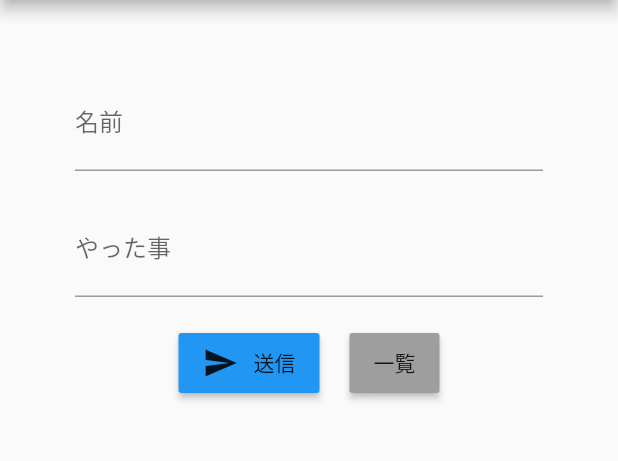
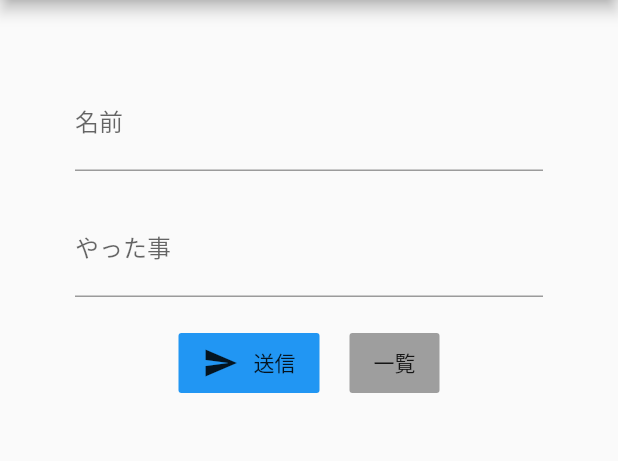
Before and after one commit to nanakamado/studyLogApp, a Flutter app: the screen it shows after launch, on a phone screen of 412 x 824 dp, the part 84-545 px from its top. Run offline on Flutter 3.47's test engine with Material 2 defaults, Android fonts, the phone set to English and light mode, and no system bars.

Commit message:
fix: RaisedButton → FlatButton

```diff
--- a/study_log_app/lib/main.dart
+++ b/study_log_app/lib/main.dart
@@ -78,7 +78,7 @@ class _MyHomePageState extends State<MyHomePage> {
                 child: Row(
                   mainAxisAlignment: MainAxisAlignment.center,
                   children: <Widget>[
-                    RaisedButton(
+                    FlatButton(
                       onPressed: _submission,
                       color: Colors.blue,
                       child: Row(
@@ -90,7 +90,7 @@ class _MyHomePageState extends State<MyHomePage> {
                       ),
                     ),
                     SizedBox(width: 20.0,),
-                    RaisedButton(
+                    FlatButton(
                       onPressed: _getText,
                       color: Colors.grey,
                       child: const Text('一覧'),
```
